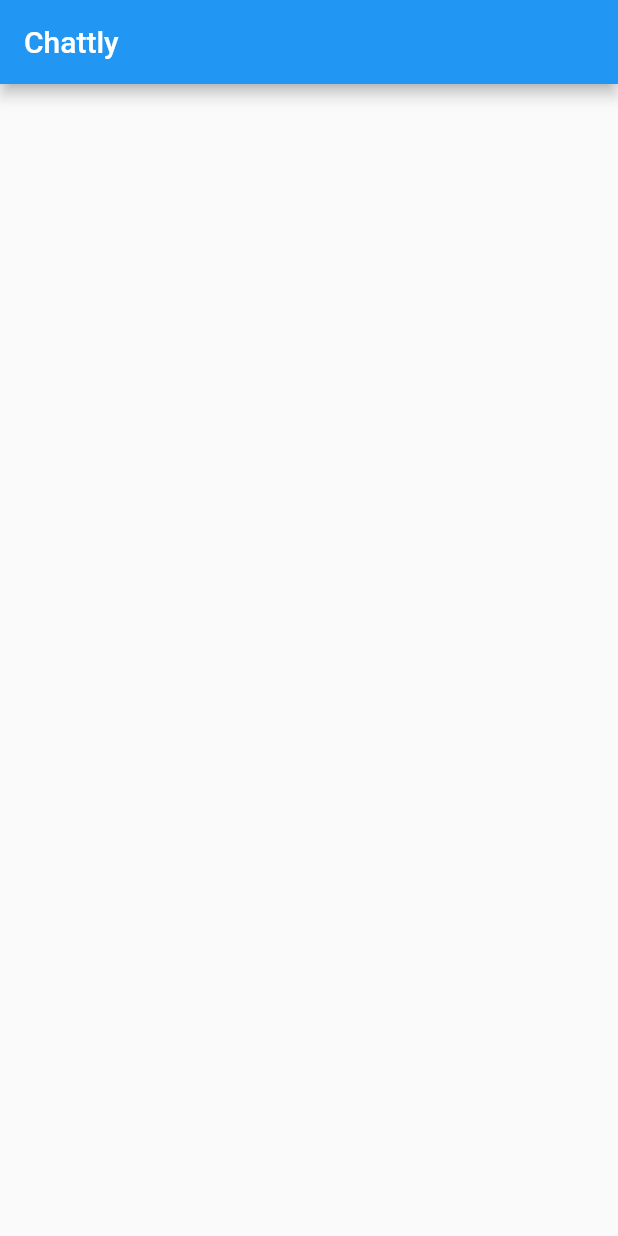
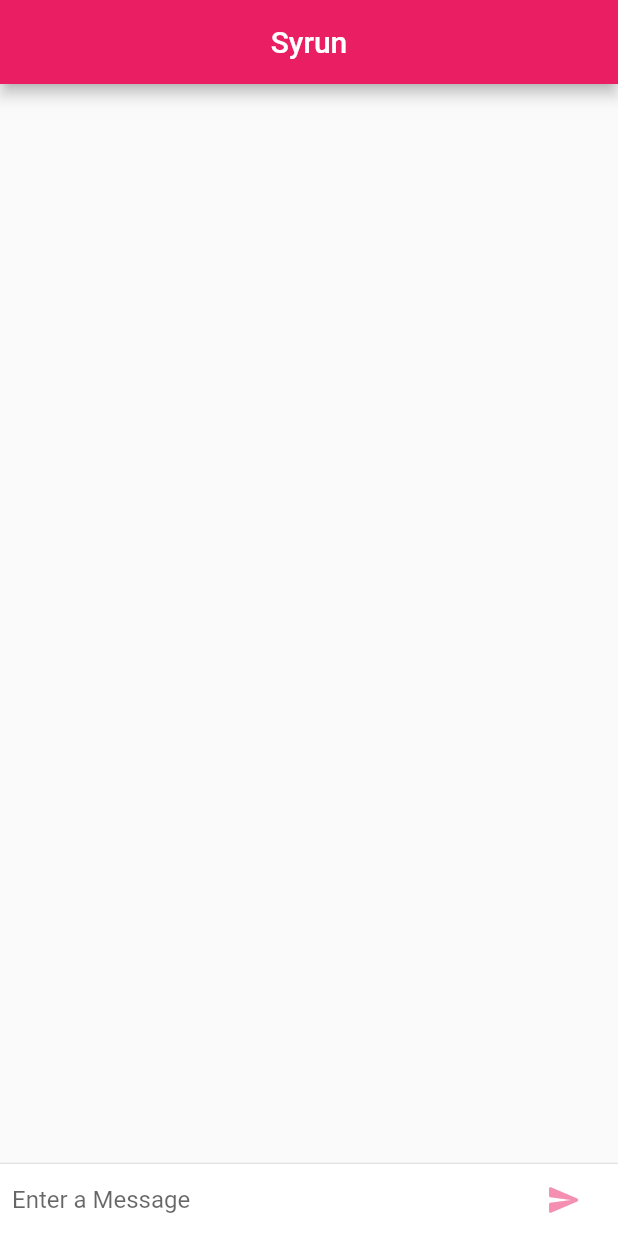
Before and after one commit to yashrajjain726/chat_app, a Flutter app: the screen it shows after launch, on a phone screen of 412 x 824 dp. Run offline on Flutter 3.47's test engine with Material 2 defaults, Android fonts, the phone set to English and light mode, and no system bars.

```diff
--- /dev/null
+++ b/lib/pages/chat_screen.dart
@@ -0,0 +1,70 @@
+import 'package:chat_app/class/chat_message.dart';
+import 'package:flutter/material.dart';
+
+class ChatScreen extends StatefulWidget {
+  @override
+  _ChatScreenState createState() => _ChatScreenState();
+}
+
+class _ChatScreenState extends State<ChatScreen> {
+  final TextEditingController _textController = new TextEditingController();
+  final List<ChatMessage> _messages = <ChatMessage>[];
+  void _handleSubmitted(String text) {
+    _textController.clear();
+    ChatMessage message = ChatMessage(text: text);
+    setState(() {
+      _messages.insert(0, message);
+    });
+  }
+
+  Widget _textComposerWidget() {
+    return IconTheme(
+      data: IconThemeData(color: Colors.pink[200]),
+      child: Container(
+        margin: const EdgeInsets.symmetric(horizontal: 8.0),
+        child: Row(
+          children: [
+            Flexible(
+              child: TextField(
+                controller: _textController,
+                decoration:
+                    InputDecoration.collapsed(hintText: "Enter a Message"),
+                onSubmitted: _handleSubmitted,
+              ),
+            ),
+            Container(
+              margin: const EdgeInsets.symmetric(horizontal: 4.0),
+              child: IconButton(
+                icon: Icon(Icons.send_rounded),
+                onPressed: () => _handleSubmitted(_textController.text),
+              ),
+            ),
+          ],
+        ),
+      ),
+    );
+  }
+
+  @override
+  Widget build(BuildContext context) {
+    return Column(
+      children: [
+        Flexible(
+          child: ListView.builder(
+            padding: EdgeInsets.all(8.0),
+            reverse: true,
+            itemBuilder: (_, int index) => _messages[index],
+            itemCount: _messages.length,
+          ),
+        ),
+        Divider(height: 1.0),
+        Container(
+          decoration: BoxDecoration(
+            color: Theme.of(context).cardColor,
+          ),
+          child: _textComposerWidget(),
+        )
+      ],
+    );
+  }
+}
--- a/lib/pages/home_page.dart
+++ b/lib/pages/home_page.dart
@@ -1,14 +1,15 @@
+import 'package:chat_app/pages/chat_screen.dart';
 import 'package:flutter/material.dart';
 
 class HomePage extends StatelessWidget {
   @override
   Widget build(BuildContext context) {
     return Scaffold(
-      appBar: AppBar(
-        title: Text(
-          'Chattly  ',
+        appBar: AppBar(
+          backgroundColor: Colors.pink,
+          centerTitle: true,
+          title: Text('Syrun'),
         ),
-      ),
-    );
+        body: ChatScreen());
   }
 }
```
Also changed, not shown: lib/class/chat_message.dart (added, +39 -0 lines), 1 other file.
